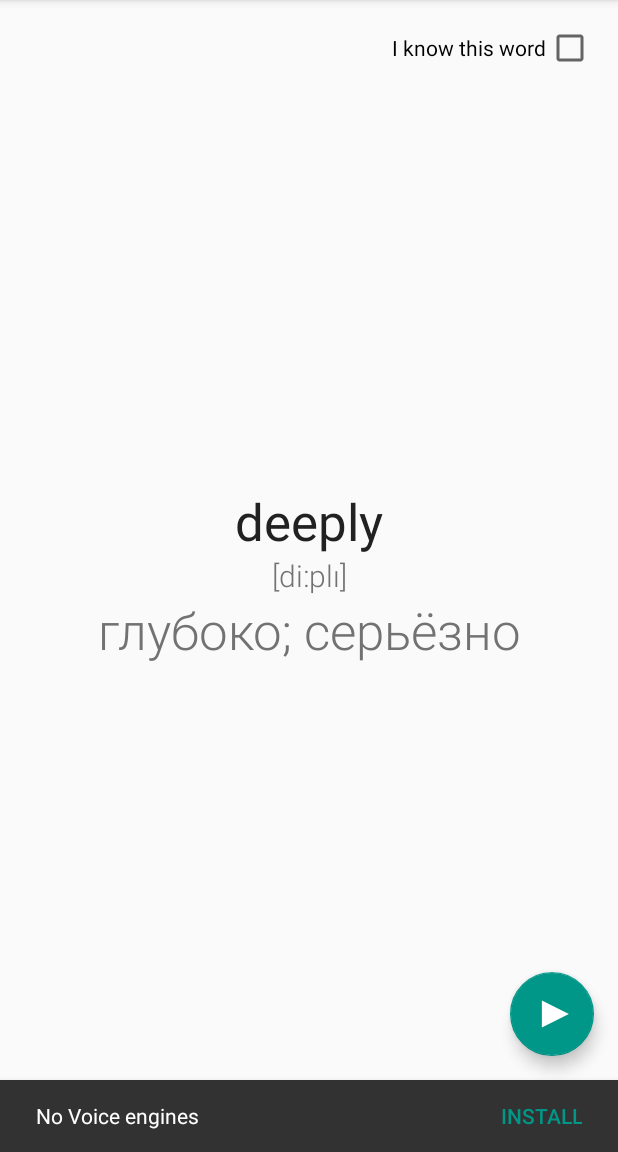
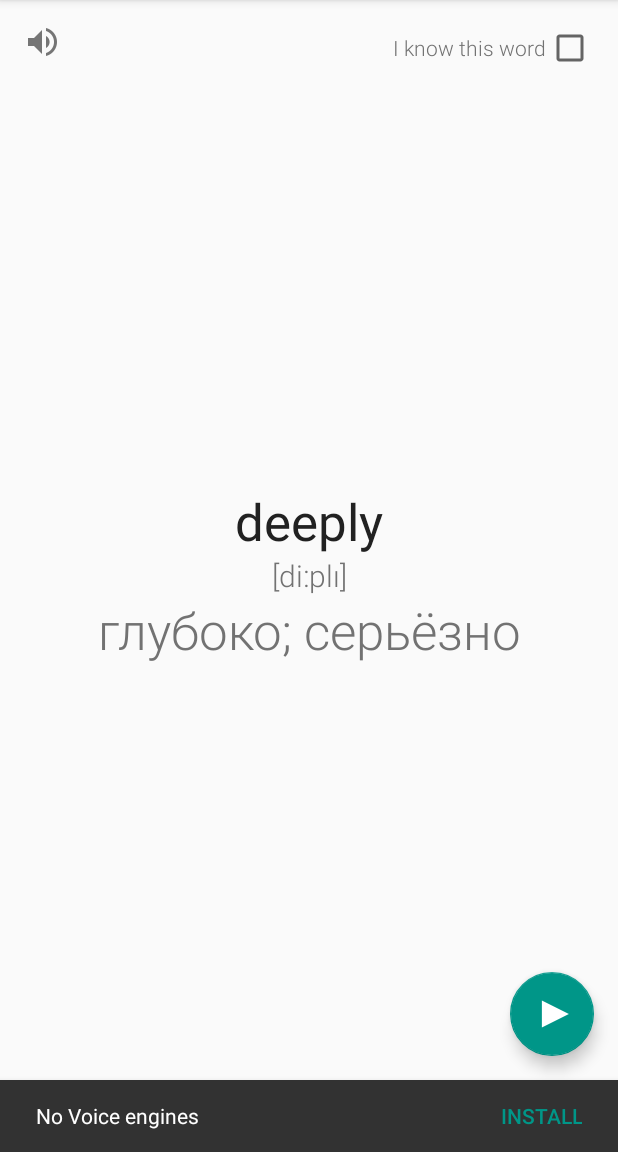
Before and after one commit to tepikin/LearnWordsAndroid, an Android app: the screen it shows after launch (MainActivity), on a phone screen of 412 x 824 dp, the part 84-1236 px from its top. Run offline under Robolectric (Android 15) with nearby library versions, the phone set to English and light mode, and no system bars.

Commit message:
Volume button added

```diff
--- a/app/src/main/java/ru/lazard/learnwords/ui/activities/splash/SplashActivity.java
+++ b/app/src/main/java/ru/lazard/learnwords/ui/activities/splash/SplashActivity.java
@@ -27,9 +27,11 @@ public class SplashActivity extends AppCompatActivity {
         }
     }
 
+
+
     @Override
-    protected void onPause() {
-        super.onPause();
+    protected void onStop() {
+        super.onStop();
         isAlive = false;
         finish();
     }
--- a/app/src/main/java/ru/lazard/learnwords/ui/fragments/learn/LearnFragment.java
+++ b/app/src/main/java/ru/lazard/learnwords/ui/fragments/learn/LearnFragment.java
@@ -13,6 +13,7 @@ import android.view.MenuInflater;
 import android.view.View;
 import android.view.ViewGroup;
 import android.widget.CheckBox;
+import android.widget.ImageView;
 import android.widget.TextView;
 
 import ru.lazard.learnwords.R;
@@ -31,6 +32,7 @@ public class LearnFragment extends Fragment implements View.OnClickListener {
 
 
     private LearnPresenter presenter;
+    private ImageView soundView;
     private CheckBox statusView;
     private TextView transcriptionView;
     private TextView translateView;
@@ -54,6 +56,9 @@ public class LearnFragment extends Fragment implements View.OnClickListener {
         }
         if (statusView == v) {
             presenter.onStatusViewClick();
+        }
+        if (soundView == v) {
+            presenter.onSoundViewClick();
         }
     }
 
@@ -82,10 +87,12 @@ public class LearnFragment extends Fragment implements View.OnClickListener {
             translateView = (TextView) view.findViewById(R.id.translate);
             transcriptionView = (TextView) view.findViewById(R.id.transcription);
             statusView = (CheckBox) view.findViewById(R.id.status);
+            soundView = (ImageView) view.findViewById(R.id.sound);
 
             floatingActionButton = ((MainActivity) getActivity()).getFloatingActionButton();
 
             floatingActionButton.setOnClickListener(this);
+            soundView.setOnClickListener(this);
             statusView.setOnClickListener(this);
             floatingActionButton.setVisibility(View.VISIBLE);
             playPauseDrawable = new PlayPauseDrawable(getContext());
@@ -113,11 +120,7 @@ public class LearnFragment extends Fragment implements View.OnClickListener {
         presenter.onDetach();
     }
 
-    @Override
-    public void onPause() {
-        super.onPause();
-        presenter.onPause();
-    }
+
 
     @Override
     public void onResume() {
@@ -128,6 +131,9 @@ public class LearnFragment extends Fragment implements View.OnClickListener {
         presenter.onResume();
     }
 
+    public void setSoundEnable(boolean isReadWords) {
+        soundView.setImageResource(isReadWords?R.drawable.ic_volume_up_grey600_24dp:R.drawable.ic_volume_off_grey600_24dp);
+    }
 
 
     public void setStatePause() {
--- a/app/src/main/res/layout/fragment_learn.xml
+++ b/app/src/main/res/layout/fragment_learn.xml
@@ -63,10 +63,25 @@
         android:button="@null"
         android:id="@+id/status"
         android:layout_width="wrap_content"
+        android:fontFamily="sans-serif-light"
+        android:textColor="@color/colorSecondaryText"
         android:layout_gravity="top|right"
         android:layout_height="wrap_content"
         android:text="@string/learnWords_button_iKnowWord"
         android:padding="16dp"
         />
+    <android.support.v7.widget.AppCompatImageView
+        android:id="@+id/sound"
+        style="@style/Base.Widget.AppCompat.CompoundButton.CheckBox"
+        android:layout_width="wrap_content"
+        android:src="@drawable/ic_volume_up_grey600_24dp"
+        android:padding="16dp"
+        android:text=""
+        android:layout_gravity="top|left"
+        android:button="@drawable/ic_volume_up_grey600_24dp"
+        android:buttonTint="@color/colorSecondaryText"
+        app:buttonTint="@color/colorSecondaryText"
+        android:scaleType="centerInside"
+        android:layout_height="wrap_content"/>
 
 </FrameLayout>
```
Also changed, not shown: app/src/main/java/ru/lazard/learnwords/ui/fragments/learn/LearnPresenter.java (+21 -6 lines), app/src/main/res/drawable-hdpi/ic_volume_off_grey600_24dp.png (added), app/src/main/res/drawable-hdpi/ic_volume_up_grey600_24dp.png (added), app/src/main/res/drawable-mdpi/ic_volume_off_grey600_24dp.png (added), app/src/main/res/drawable-mdpi/ic_volume_up_grey600_24dp.png (added), app/src/main/res/drawable-xhdpi/ic_volume_off_grey600_24dp.png (added), app/src/main/res/drawable-xhdpi/ic_volume_up_grey600_24dp.png (added), app/src/main/res/drawable-xxhdpi/ic_volume_off_grey600_24dp.png (added), app/src/main/res/drawable-xxhdpi/ic_volume_up_grey600_24dp.png (added), app/src/main/res/drawable-xxxhdpi/ic_volume_off_grey600_24dp.png (added), app/src/main/res/drawable-xxxhdpi/ic_volume_up_grey600_24dp.png (added).
